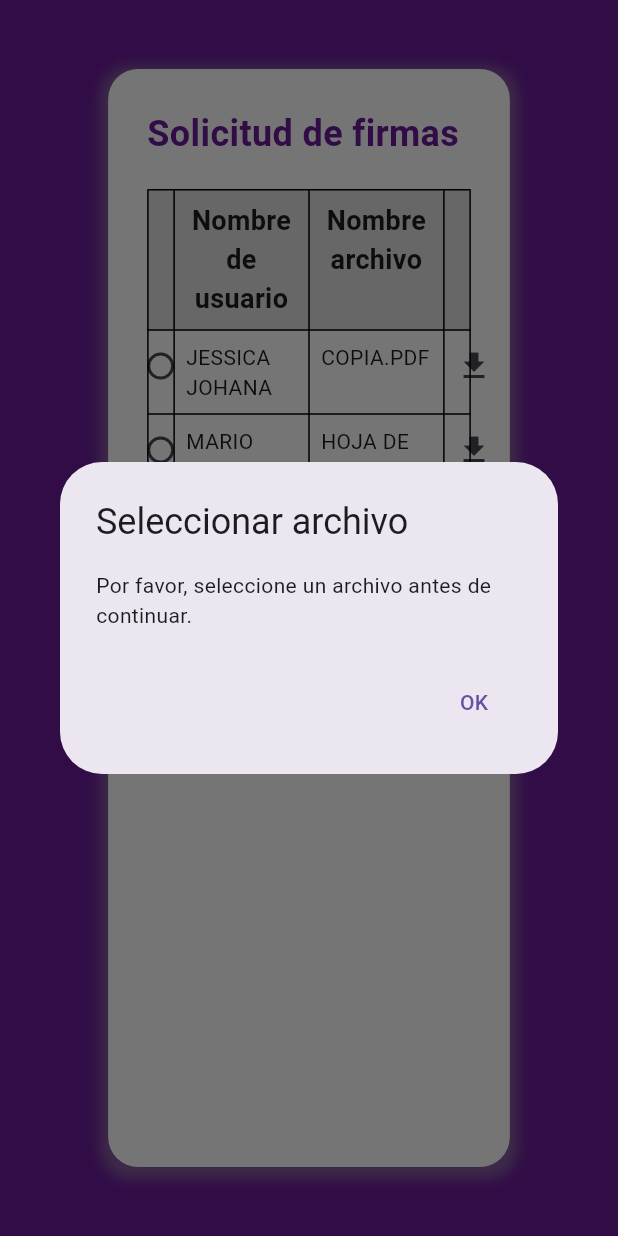
After one commit to mariotr37/taller-1-diplomado, a Flutter app: the SignatureRequestPage screen opened directly, after a tap on the "download" icon, on a phone screen of 412 x 824 dp. The commit adds this screen. Run offline on Flutter 3.47's test engine with Material 3 defaults, Android fonts, the phone set to English and light mode, and no system bars; missing offline and left inert: dart:html, flutter_file_downloader.

Commit message:
Design pages and add to dashboard

```diff
--- a/front/lib/register_page.dart
+++ b/front/lib/register_page.dart
@@ -148,7 +148,7 @@ class _RegisterPageState extends State<RegisterPage> {
             child: SingleChildScrollView(
               child: Container(
                 width: MediaQuery.of(context).size.width * 0.45,
-                padding: const EdgeInsets.all(16.0),
+                padding: const EdgeInsets.all(36.0),
                 decoration: BoxDecoration(
                   color: Colors.white,
                   borderRadius: BorderRadius.circular(20),
--- /dev/null
+++ b/front/lib/signature_request_page.dart
@@ -0,0 +1,211 @@
+import 'package:flutter/material.dart';
+import 'package:flutter_file_downloader/flutter_file_downloader.dart';
+
+class SignatureRequestPage extends StatefulWidget {
+  const SignatureRequestPage({super.key});
+
+  @override
+  _SignatureRequestPageState createState() => _SignatureRequestPageState();
+}
+
+class _SignatureRequestPageState extends State<SignatureRequestPage> {
+  // Lista de solicitudes
+  final List<Map<String, dynamic>> requests = [
+    {
+      "userName": "JESSICA JOHANA",
+      "fileName": "COPIA.PDF",
+      "fileUrl": "https://www.example.com/copia.pdf"
+    },
+    {
+      "userName": "MARIO",
+      "fileName": "HOJA DE VIDA.DOCX",
+      "fileUrl": "https://www.example.com/hoja_de_vida.docx"
+    },
+  ];
+
+  // Variable para rastrear la selección de radio buttons
+  int? _selectedRequestIndex;
+
+  @override
+  Widget build(BuildContext context) {
+    return Scaffold(
+      backgroundColor: Colors.purple[800],
+      body: Center(
+        child: Container(
+          width: MediaQuery.of(context).size.width * 0.65,
+          padding: const EdgeInsets.all(26.0),
+          margin: const EdgeInsets.all(46.0),
+          decoration: BoxDecoration(
+            color: Colors.white,
+            borderRadius: BorderRadius.circular(20),
+            boxShadow: [
+              BoxShadow(
+                color: Colors.grey.withOpacity(0.5),
+                spreadRadius: 5,
+                blurRadius: 7,
+                offset: const Offset(0, 3),
+              ),
+            ],
+          ),
+          child: Column(
+            crossAxisAlignment: CrossAxisAlignment.start,
+            children: [
+              Text(
+                'Solicitud de firmas',
+                style: TextStyle(
+                  fontSize: 24,
+                  fontWeight: FontWeight.bold,
+                  color: Colors.purple[800],
+                ),
+              ),
+              const SizedBox(height: 20),
+              Table(
+                border: TableBorder.all(color: Colors.black),
+                columnWidths: const {
+                  0: FlexColumnWidth(0.2),
+                  1: FlexColumnWidth(1),
+                  2: FlexColumnWidth(1),
+                  3: FlexColumnWidth(0.2),
+                },
+                children: [
+                  TableRow(
+                    decoration: BoxDecoration(color: Colors.grey[300]),
+                    children: const [
+                      SizedBox.shrink(),
+                      Padding(
+                        padding: EdgeInsets.all(8.0),
+                        child: Text(
+                          'Nombre de usuario',
+                          textAlign: TextAlign.center,
+                          style: TextStyle(
+                            fontSize: 18,
+                            fontWeight: FontWeight.bold,
+                          ),
+                        ),
+                      ),
+                      Padding(
+                        padding: EdgeInsets.all(8.0),
+                        child: Text(
+                          'Nombre archivo',
+                          textAlign: TextAlign.center,
+                          style: TextStyle(
+                            fontSize: 18,
+                            fontWeight: FontWeight.bold,
+                          ),
+                        ),
+                      ),
+                      SizedBox.shrink(),
+                    ],
+                  ),
+                  ...requests.asMap().entries.map((entry) {
+                    int index = entry.key;
+                    Map<String, dynamic> request = entry.value;
+                    return TableRow(
+                      children: [
+                        Radio<int>(
+                          value: index,
+                          groupValue: _selectedRequestIndex,
+                          onChanged: (int? value) {
+                            setState(() {
+                              _selectedRequestIndex = value;
+                            });
+                          },
+                        ),
+                        Padding(
+                          padding: const EdgeInsets.all(8.0),
+                          child: Text(request['userName']),
+                        ),
+                        Padding(
+                          padding: const EdgeInsets.all(8.0),
+                          child: Text(request['fileName']),
+                        ),
+                        IconButton(
+                          icon: const Icon(Icons.download),
+                          onPressed: () {
+                            if (_selectedRequestIndex == null) {
+                              _showSelectionDialog();
+                            } else {
+                              _downloadFile(
+                                  request['fileUrl'], request['fileName']);
+                            }
+                          },
+                        ),
+                      ],
+                    );
+                  }),
+                ],
+              ),
+              const SizedBox(height: 30),
+              Center(
+                child: ElevatedButton(
+                  onPressed: _selectedRequestIndex != null
+                      ? () {
+                          // Implementar la funcionalidad para firmar el archivo seleccionado
+                        }
+                      : null,
+                  style: ElevatedButton.styleFrom(
+                    backgroundColor: Colors.purple[800],
+                    padding: const EdgeInsets.symmetric(
+                      vertical: 16.0,
+                      horizontal: 32.0,
+                    ),
+                    shape: RoundedRectangleBorder(
+                      borderRadius: BorderRadius.circular(10),
+                    ),
+                  ),
+                  child: const Text(
+                    'Firmar archivo',
+                    style: TextStyle(
+                      color: Colors.white,
+                      fontSize: 18,
+                    ),
+                  ),
+                ),
+              ),
+            ],
+          ),
+        ),
+      ),
+    );
+  }
+
+  // Método para descargar el archivo
+  void _downloadFile(String fileUrl, String fileName) async {
+    await FileDownloader.downloadFile(
+      url: fileUrl,
+      name: fileName,
+      onDownloadCompleted: (path) {
+        ScaffoldMessenger.of(context).showSnackBar(
+          SnackBar(content: Text('Descarga completa: $fileName')),
+        );
+      },
+      onDownloadError: (error) {
+        ScaffoldMessenger.of(context).showSnackBar(
+          SnackBar(content: Text('Error al descargar: $fileName')),
+        );
+      },
+    );
+  }
+
+  // Mostrar un diálogo si no se seleccionó ningún archivo
+  void _showSelectionDialog() {
+    showDialog(
+      context: context,
+      builder: (BuildContext context) {
+        return AlertDialog(
+          title: const Text('Seleccionar archivo'),
+          content: const Text(
+              'Por favor, seleccione un archivo antes de continuar.'),
+          actions: [
+            TextButton(
+              onPressed: () {
+                Navigator.of(context).pop();
+              },
+              child: const Text('OK'),
+            ),
+          ],
+        );
+      },
+    );
+  }
+}
```
Also changed, not shown: front/lib/home_page.dart (added, +112 -0 lines), front/lib/login_page.dart (+34 -10 lines), front/lib/user_profile_page.dart (added, +141 -0 lines), front/pubspec.yaml (+7 -13 lines), front/assets/signature_image.png (added), front/pubspec.lock, 11 other files.
